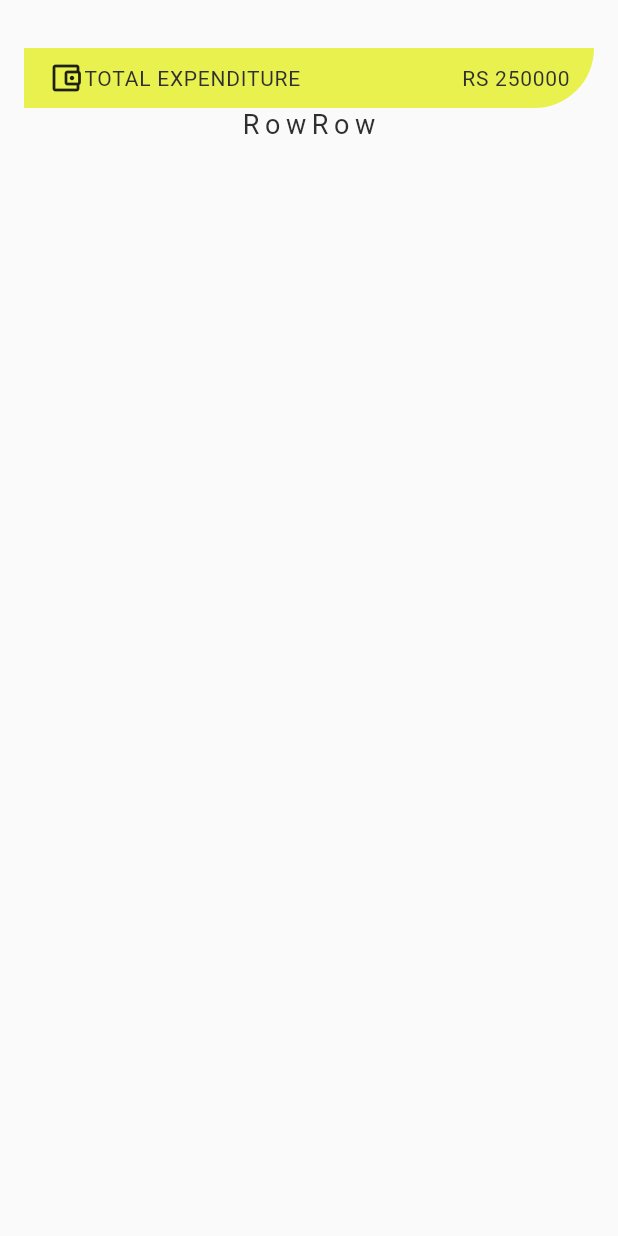
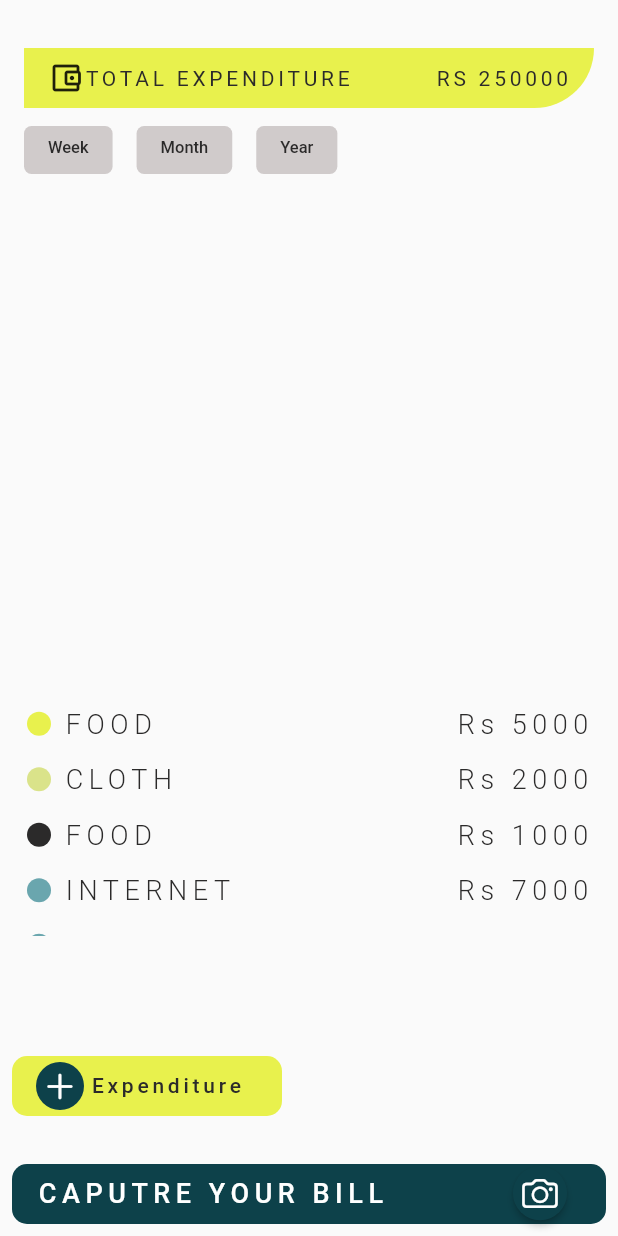
Before and after one commit to anshuman-8/pocket_tracker, a Flutter app: the screen it shows after launch, on a phone screen of 412 x 824 dp. Run offline on Flutter 3.47's test engine with Material 2 defaults, Android fonts, the light colour scheme and no system bars; our stand-ins replace camera, flutter_svg, image_picker; Roboto replaces fonts that are missing (Abel, lato).

Commit message:
<UI> : [BASIC DONE]

```diff
--- /dev/null
+++ b/lib/Widgets/category.dart
@@ -0,0 +1,45 @@
+import 'package:flutter/material.dart';
+import 'package:gect_hackathon/utilis/theme.dart';
+
+class CategoryList extends StatelessWidget {
+  final String amount;
+  final String category;
+  final Color color;
+  const CategoryList(
+      {Key? key,
+      required this.amount,
+      required this.category,
+      required this.color})
+      : super(key: key);
+
+  @override
+  Widget build(BuildContext context) {
+    return Container(
+      margin: const EdgeInsets.only(bottom: 16),
+      padding: const EdgeInsets.symmetric(horizontal: 18),
+      child: Row(
+        mainAxisAlignment: MainAxisAlignment.spaceBetween,
+        children: [
+          Row(
+            children: [
+              Container(
+                margin: const EdgeInsets.only(right: 8),
+                width: 16,
+                height: 16,
+                decoration: BoxDecoration(shape: BoxShape.circle, color: color),
+              ),
+              Text(
+                category,
+                style: textThemeDefault.bodyText1,
+              )
+            ],
+          ),
+          Text(
+            "Rs $amount",
+            style: textThemeDefault.bodyText1,
+          )
+        ],
+      ),
+    );
+  }
+}
--- /dev/null
+++ b/lib/Widgets/infoButton.dart
@@ -0,0 +1,30 @@
+import 'package:flutter/material.dart';
+import 'package:gect_hackathon/utilis/theme.dart';
+
+class InfoButton extends StatelessWidget {
+  final String text;
+
+  const InfoButton({Key? key, required this.text}) : super(key: key);
+
+  @override
+  Widget build(BuildContext context) {
+    final ThemeData themeData = Theme.of(context);
+    return Container(
+      height: 32,
+      margin: const EdgeInsets.only(left: 16),
+      decoration: const BoxDecoration(
+          borderRadius: BorderRadius.only(
+            bottomLeft: Radius.circular(5),
+            bottomRight: Radius.circular(5),
+            topLeft: Radius.circular(5),
+            topRight: Radius.circular(5),
+          ),
+          color: colorGrey),
+      padding: const EdgeInsets.symmetric(horizontal: 16, vertical: 8),
+      child: Text(
+        text,
+        style: themeData.textTheme.button,
+      ),
+    );
+  }
+}
--- /dev/null
+++ b/lib/Widgets/primaryButton.dart
@@ -0,0 +1,52 @@
+// ignore: file_names
+import 'package:flutter/material.dart';
+import 'package:gect_hackathon/utilis/theme.dart';
+
+class PrimaryButton extends StatelessWidget {
+  final String name;
+  final Icon icon;
+  final void Function() onPressed;
+
+  const PrimaryButton(
+      {Key? key,
+      required this.name,
+      required this.icon,
+      required this.onPressed})
+      : super(key: key);
+
+  @override
+  Widget build(BuildContext context) {
+    return TextButton(
+        onPressed: onPressed,
+        child: Container(
+            decoration: const BoxDecoration(
+                color: colorDark,
+                borderRadius: BorderRadius.only(
+                  bottomLeft: Radius.circular(10),
+                  bottomRight: Radius.circular(10),
+                  topLeft: Radius.circular(10),
+                  topRight: Radius.circular(10),
+                )),
+            height: 40,
+            child: Padding(
+              padding: const EdgeInsetsDirectional.fromSTEB(16, 0, 0, 1),
+              // ----------------- CHILD OF BUTTON ---------------------------------------
+              child: Row(
+                mainAxisAlignment: MainAxisAlignment.spaceBetween,
+                children: [
+                  Text(
+                    name,
+                    style: textThemeDefault.bodyText2,
+                  ),
+                  MaterialButton(
+                    onPressed: () {},
+                    color: colorDark,
+                    textColor: colorPrimary,
+                    shape: const CircleBorder(),
+                    child: icon,
+                  )
+                ],
+              ),
+            )));
+  }
+}
--- a/lib/Widgets/secondaryButton.dart
+++ b/lib/Widgets/secondaryButton.dart
@@ -1,12 +1,23 @@
+// ignore: file_names
 import 'package:flutter/material.dart';
+import 'package:gect_hackathon/utilis/theme.dart';
 
 class SecondaryButton extends StatelessWidget {
-  const SecondaryButton({Key? key}) : super(key: key);
+  final String name;
+  final Icon icon;
+  final void Function() onPressed;
+
+  const SecondaryButton(
+      {Key? key,
+      required this.name,
+      required this.icon,
+      required this.onPressed})
+      : super(key: key);
 
   @override
   Widget build(BuildContext context) {
     return TextButton(
-        onPressed: () => {},
+        onPressed: onPressed,
         child: Container(
           decoration: const BoxDecoration(
               color: Color(0xFFE8F14D),
@@ -17,9 +28,33 @@ class SecondaryButton extends StatelessWidget {
                 topRight: Radius.circular(10),
               )),
           height: 40,
-          width: 130,
-          child: Row(
-            children: [Text("someIcn"), Text("TextIcon")],
+          width: 180,
+          child: Padding(
+            padding: const EdgeInsets.symmetric(horizontal: 16),
+            child: Row(
+              children: [
+                Container(
+                  width: 32,
+                  height: 32,
+                  decoration: const BoxDecoration(
+                      color: colorDark,
+                      borderRadius: BorderRadius.only(
+                        bottomLeft: Radius.circular(50),
+                        bottomRight: Radius.circular(50),
+                        topLeft: Radius.circular(50),
+                        topRight: Radius.circular(50),
+                      )),
+                  child: icon,
+                ),
+                Padding(
+                  padding: const EdgeInsetsDirectional.fromSTEB(4, 0, 0, 1),
+                  child: Text(
+                    name,
+                    style: textThemeDefault.labelMedium,
+                  ),
+                )
+              ],
+            ),
           ),
         ));
   }
--- a/lib/main.dart
+++ b/lib/main.dart
@@ -20,6 +20,9 @@
           primaryColorDark: colorDark,
           textTheme: textThemeDefault),
       title: 'Flutter Demo',
-        home: const SafeArea(child: homeScreen()));
+      home: const SafeArea(
+        child: HomeScreen(),
+      ),
+    );
   }
 }
--- a/lib/screens/afterCapture.dart
+++ b/lib/screens/afterCapture.dart
@@ -1,24 +1,66 @@
+import 'package:flutter/cupertino.dart';
 import 'package:flutter/material.dart';
+import 'package:gect_hackathon/Widgets/primaryButton.dart';
 import 'package:gect_hackathon/Widgets/secondaryButton.dart';
+import 'package:gect_hackathon/utilis/theme.dart';
 import 'package:gect_hackathon/utilis/utilWidgets.dart';
 
-class afterCapture extends StatelessWidget {
-  const afterCapture({Key? key}) : super(key: key);
+class AfterCapture extends StatelessWidget {
+  const AfterCapture({Key? key}) : super(key: key);
 
   @override
   Widget build(BuildContext context) {
     return Scaffold(
-        body: Column(
-      crossAxisAlignment: CrossAxisAlignment.start,
-      children: [
-        Container(
-            child: Padding(
-          padding: const EdgeInsetsDirectional.fromSTEB(16, 0, 16, 1),
-          child: Container(height: MediaQuery.of(context).size.height * 0.67),
-        )),
-        addHorizontalSpace(32),
-        SecondaryButton()
-      ],
-    ));
+      body: SingleChildScrollView(
+        child: Column(
+          crossAxisAlignment: CrossAxisAlignment.start,
+          children: [
+            Padding(
+              padding: const EdgeInsetsDirectional.fromSTEB(16, 0, 16, 1),
+              child:
+                  Container(height: MediaQuery.of(context).size.height * 0.73),
+            ),
+            addHorizontalSpace(32),
+            Column(
+              children: [
+                Row(
+                  mainAxisAlignment: MainAxisAlignment.spaceEvenly,
+                  children: [
+                    SecondaryButton(
+                        icon: const Icon(
+                          CupertinoIcons.add,
+                          color: colorWhite,
+                        ),
+                        name: "Category",
+                        onPressed: () => {}),
+                    SecondaryButton(
+                        icon: const Icon(
+                          CupertinoIcons.add,
+                          color: colorWhite,
+                        ),
+                        name: "Total",
+                        onPressed: () => {})
+                  ],
+                ),
+                Row(
+                  mainAxisAlignment: MainAxisAlignment.spaceEvenly,
+                  children: [
+                    Container(width: 180, child: TextField()),
+                    Container(width: 180, child: TextField()),
+                  ],
+                ),
+              ],
+            ),
+          ],
+        ),
+      ),
+      bottomSheet: PrimaryButton(
+          name: "CAPTURE YOUR BILL",
+          icon: const Icon(
+            CupertinoIcons.down_arrow,
+            size: 24,
+          ),
+          onPressed: () => {}),
+    );
   }
 }
--- a/lib/screens/homeScreen.dart
+++ b/lib/screens/homeScreen.dart
@@ -1,24 +1,29 @@
+import 'package:flutter/cupertino.dart';
 import 'package:flutter/material.dart';
+import 'package:gect_hackathon/Widgets/category.dart';
+import 'package:gect_hackathon/Widgets/infoButton.dart';
+import 'package:gect_hackathon/Widgets/primaryButton.dart';
+import 'package:gect_hackathon/Widgets/secondaryButton.dart';
 import '../utilis/theme.dart';
 import '../utilis/utilWidgets.dart';
 
-class homeScreen extends StatelessWidget {
-  const homeScreen({Key? key}) : super(key: key);
+class HomeScreen extends StatelessWidget {
+  const HomeScreen({Key? key}) : super(key: key);
 
   @override
   Widget build(BuildContext context) {
     return Scaffold(
-        body: Padding(
-            padding: const EdgeInsetsDirectional.fromSTEB(16, 0, 16, 1),
-            child: Column(
-              mainAxisSize: MainAxisSize.max,
+      body: Column(
+        crossAxisAlignment: CrossAxisAlignment.start,
         children: [
           addVerticalSpace(32),
-                Container(
+          Padding(
+            padding: const EdgeInsets.symmetric(horizontal: 16),
+            child: Container(
               width: MediaQuery.of(context).size.width,
               height: 40,
               decoration: const BoxDecoration(
-                      color: Color(0xFFE8F14D),
+                  color: colorPrimary,
                   borderRadius: BorderRadius.only(
                     bottomLeft: Radius.circular(10),
                     bottomRight: Radius.circular(2000),
@@ -47,13 +52,65 @@ class homeScreen extends StatelessWidget {
                 ),
               ),
             ),
+          ),
+          addVerticalSpace(12),
           SingleChildScrollView(
               scrollDirection: Axis.horizontal,
               child: Row(
-                    children: [Text("Row"), Text("Row")],
+                children: const [
+                  InfoButton(text: "Week"),
+                  InfoButton(text: "Month"),
+                  InfoButton(text: "Year")
+                ],
+              )),
+          addVerticalSpace(48),
+          Container(
+            height: 260,
           ),
-                )
+          addVerticalSpace(48),
+          Container(
+            height: 152,
+            child: SingleChildScrollView(
+              scrollDirection: Axis.vertical,
+              child: Column(
+                children: const [
+                  CategoryList(
+                      amount: "5000", category: "FOOD", color: colorPrimary),
+                  CategoryList(
+                      amount: "2000", category: "CLOTH", color: colorPrimary20),
+                  CategoryList(
+                      amount: "1000", category: "FOOD", color: colorBlack),
+                  CategoryList(
+                      amount: "7000",
+                      category: "INTERNET",
+                      color: colorSecondary),
+                  CategoryList(
+                      amount: "7000",
+                      category: "INTERNET",
+                      color: colorSecondary),
+                  CategoryList(
+                      amount: "7000",
+                      category: "INTERNET",
+                      color: colorSecondary),
                 ],
-            )));
+              ),
+            ),
+          ),
+          addVerticalSpace(72),
+          SecondaryButton(
+              name: "Expenditure",
+              icon: const Icon(
+                CupertinoIcons.add,
+                color: colorWhite,
+              ),
+              onPressed: () => {})
+        ],
+      ),
+      bottomSheet: PrimaryButton(
+        name: "CAPUTRE YOUR BILL",
+        icon: const Icon(CupertinoIcons.camera, color: colorWhite),
+        onPressed: () => {},
+      ),
+    );
   }
 }
--- a/lib/utilis/theme.dart
+++ b/lib/utilis/theme.dart
@@ -1,11 +1,11 @@
 import 'package:flutter/material.dart';
 
-const colorPrimary = Color.fromARGB(255, 73, 38, 213);
-const colorSecondary = Color.fromARGB(255, 0, 141, 160);
-const colorPrimary20 = Color.fromARGB(255, 227, 138, 169);
-const colorDark = Color.fromRGBO(13, 65, 74, 1.0);
-const colorBlack = Color.fromRGBO(48, 47, 48, 1.0);
-const colorGrey = Color.fromRGBO(141, 141, 141, 1.0);
+const colorPrimary = Color.fromRGBO(232, 241, 77, 1);
+const colorSecondary = Color.fromRGBO(106, 166, 174, 1);
+const colorPrimary20 = Color.fromRGBO(218, 227, 138, 1);
+const colorDark = Color.fromRGBO(13, 65, 74, 1);
+const colorBlack = Color.fromARGB(255, 43, 42, 42);
+const colorGrey = Color.fromARGB(255, 208, 203, 203);
 const colorWhite = Colors.white;
 
 const TextTheme textThemeDefault = TextTheme(
@@ -15,23 +15,18 @@ const TextTheme textThemeDefault = TextTheme(
       fontFamily: 'lato',
       fontWeight: FontWeight.w600),
   bodyText1: TextStyle(
-      color: colorGrey,
+    color: colorBlack,
     fontSize: 18,
     fontFamily: 'lato',
     fontWeight: FontWeight.w300,
   ),
   bodyText2: TextStyle(
-        color: colorBlack,
-        fontFamily: 'Abel',
-        fontSize: 18,
-        letterSpacing: 3.7),
+      color: colorWhite, fontFamily: 'Abel', fontSize: 18, letterSpacing: 3.7),
   labelMedium: TextStyle(
-        color: colorBlack,
-        fontFamily: 'Abel',
-        fontSize: 14,
-        letterSpacing: 0.5),
+      color: colorBlack, fontFamily: 'Abel', fontSize: 14, letterSpacing: 2.5),
   button: TextStyle(
     color: colorBlack,
     fontFamily: 'Abel',
     fontSize: 11,
-    ));
+  ),
+);
```
Also changed, not shown: pubspec.yaml (+12 -3 lines), assets/fonts/Abel-Regular.ttf (renamed from assests/fonts/Abel-Regular.ttf), assets/fonts/Lato-Black.ttf (renamed from assests/fonts/Lato-Black.ttf), assets/fonts/Lato-BlackItalic.ttf (renamed from assests/fonts/Lato-BlackItalic.ttf), assets/fonts/Lato-Bold.ttf (renamed from assests/fonts/Lato-Bold.ttf), assets/fonts/Lato-BoldItalic.ttf (renamed from assests/fonts/Lato-BoldItalic.ttf), assets/fonts/Lato-Italic.ttf (renamed from assests/fonts/Lato-Italic.ttf), assets/fonts/Lato-Light.ttf (renamed from assests/fonts/Lato-Light.ttf), assets/fonts/Lato-LightItalic.ttf (renamed from assests/fonts/Lato-LightItalic.ttf), assets/fonts/Lato-Regular.ttf (renamed from assests/fonts/Lato-Regular.ttf), assets/fonts/Lato-Thin.ttf (renamed from assests/fonts/Lato-Thin.ttf), assets/fonts/Lato-ThinItalic.ttf (renamed from assests/fonts/Lato-ThinItalic.ttf). Lines whose indentation alone changed are shown as unchanged.
